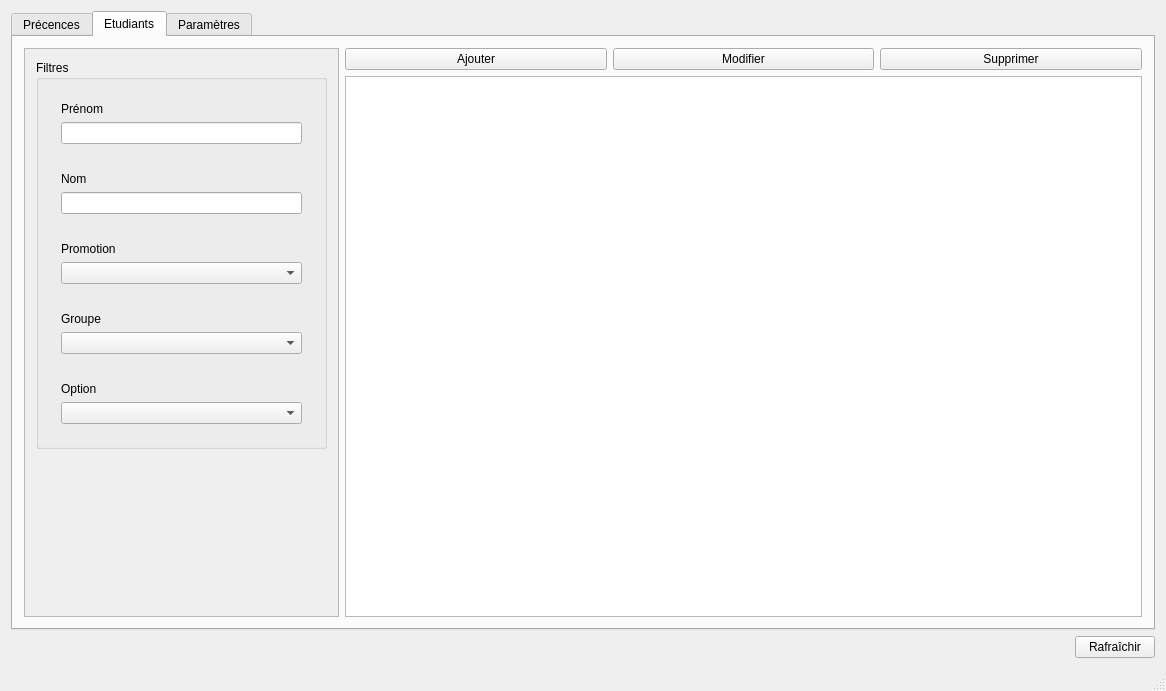
Old version of the form Badgeuse/mainwindow.ui in the repository louisthomaspro/badgeuse-polytech.
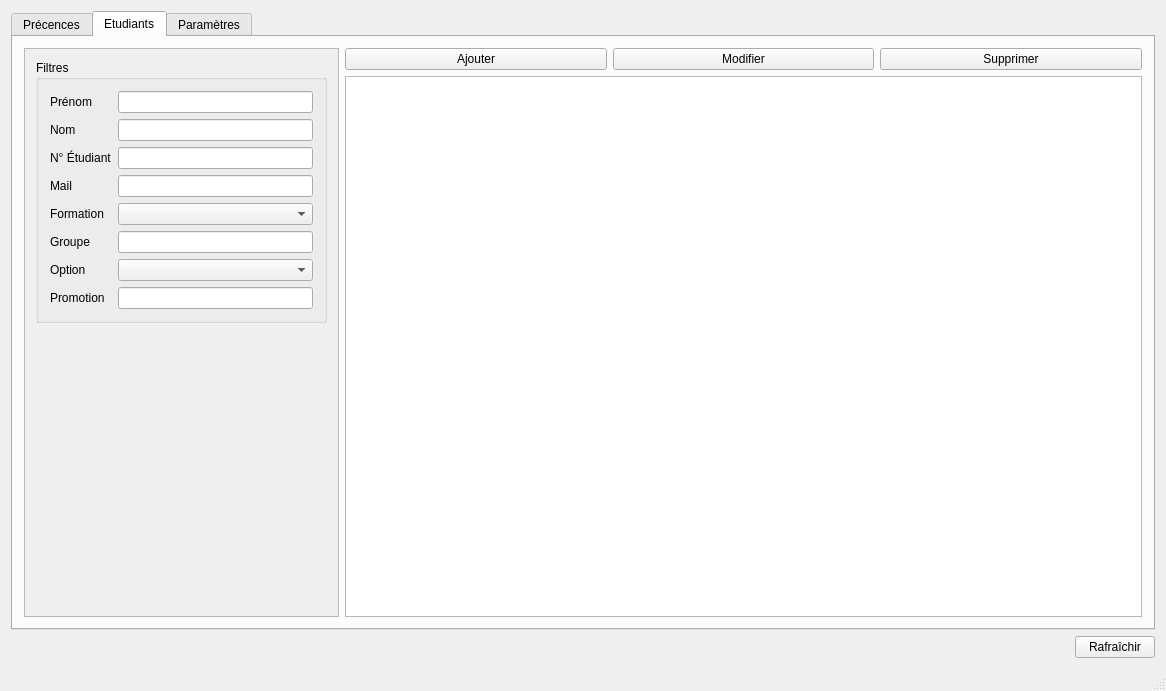
New version of the form. The open tabs and pages were chosen to show the change.

Patch:
```diff
--- a/Badgeuse/mainwindow.ui
+++ b/Badgeuse/mainwindow.ui
@@ -18,7 +18,7 @@
     <item>
      <widget class="QTabWidget" name="tabWidget">
       <property name="currentIndex">
-       <number>0</number>
+       <number>1</number>
       </property>
       <widget class="QWidget" name="tab">
        <attribute name="title">
@@ -98,49 +98,38 @@
                 <property name="title">
                  <string>Filtres</string>
                 </property>
-                <layout class="QVBoxLayout" name="verticalLayout_20">
-                 <item>
-                  <widget class="QFrame" name="frame_6">
-                   <layout class="QVBoxLayout" name="verticalLayout_16">
-                    <item>
+                <layout class="QFormLayout" name="formLayout">
+                 <item row="0" column="0">
                      <widget class="QLabel" name="label_6">
                       <property name="text">
                        <string>Prénom</string>
                       </property>
                      </widget>
                     </item>
-                    <item>
+                 <item row="0" column="1">
                      <widget class="QLineEdit" name="le_pf_firstname"/>
                     </item>
-                   </layout>
-                  </widget>
-                 </item>
-                 <item>
-                  <widget class="QFrame" name="frame_5">
-                   <layout class="QVBoxLayout" name="verticalLayout_13">
-                    <item>
+                 <item row="1" column="0">
                      <widget class="QLabel" name="label_5">
                       <property name="text">
                        <string>Nom</string>
                       </property>
                      </widget>
                     </item>
-                    <item>
+                 <item row="1" column="1">
                      <widget class="QLineEdit" name="le_pf_lastname"/>
                     </item>
-                   </layout>
+                 <item row="2" column="0">
+                  <widget class="QLabel" name="label_25">
+                   <property name="text">
+                    <string>N° Étudiant</string>
+                   </property>
                   </widget>
                  </item>
-                 <item>
-                  <widget class="QFrame" name="frame">
-                   <property name="frameShape">
-                    <enum>QFrame::NoFrame</enum>
-                   </property>
-                   <property name="frameShadow">
-                    <enum>QFrame::Plain</enum>
-                   </property>
-                   <layout class="QVBoxLayout" name="verticalLayout_4">
-                    <item>
+                 <item row="2" column="1">
+                  <widget class="QLineEdit" name="le_pf_studentnumber"/>
+                 </item>
+                 <item row="3" column="0">
                      <widget class="QLabel" name="label">
                       <property name="sizePolicy">
                        <sizepolicy hsizetype="Minimum" vsizetype="Minimum">
@@ -149,59 +138,22 @@
                        </sizepolicy>
                       </property>
                       <property name="text">
-                       <string>Promotion</string>
+                    <string>Formation</string>
                       </property>
                      </widget>
                     </item>
-                    <item>
-                     <widget class="QComboBox" name="comboBox_3"/>
-                    </item>
-                   </layout>
-                  </widget>
-                 </item>
-                 <item>
-                  <widget class="QFrame" name="frame">
-                   <layout class="QVBoxLayout" name="verticalLayout_5">
-                    <item>
+                 <item row="3" column="1">
+                  <widget class="QComboBox" name="cb_pf_training"/>
+                 </item>
+                 <item row="4" column="0">
                      <widget class="QLabel" name="label_2">
                       <property name="text">
                        <string>Groupe</string>
                       </property>
                      </widget>
                     </item>
-                    <item>
-                     <widget class="QComboBox" name="comboBox"/>
-                    </item>
-                   </layout>
-                  </widget>
-                 </item>
-                 <item>
-                  <widget class="QFrame" name="frame_2">
-                   <layout class="QVBoxLayout" name="verticalLayout_6">
-                    <item>
-                     <widget class="QLabel" name="label_3">
-                      <property name="text">
-                       <string>Option</string>
-                      </property>
-                     </widget>
-                    </item>
-                    <item>
-                     <widget class="QComboBox" name="comboBox_2"/>
-                    </item>
-                   </layout>
-                  </widget>
-                 </item>
-                 <item>
-                  <widget class="QFrame" name="frame_7">
-                   <property name="frameShape">
-                    <enum>QFrame::NoFrame</enum>
-                   </property>
-                   <property name="frameShadow">
-                    <enum>QFrame::Plain</enum>
-                   </property>
-                   <layout class="QVBoxLayout" name="verticalLayout_8">
-                    <item>
-                     <widget class="QGroupBox" name="groupBox_3">
+                 <item row="8" column="0" colspan="2">
+                  <widget class="QGroupBox" name="gb_pf_period">
                       <property name="title">
                        <string>Période</string>
                       </property>
@@ -220,7 +172,7 @@
                         </widget>
                        </item>
                        <item>
-                        <widget class="QDateEdit" name="dateEdit">
+                     <widget class="QDateEdit" name="de_pf_begindate">
                          <property name="calendarPopup">
                           <bool>true</bool>
                          </property>
@@ -234,7 +186,7 @@
                         </widget>
                        </item>
                        <item>
-                        <widget class="QDateEdit" name="dateEdit_2">
+                     <widget class="QDateEdit" name="de_pf_enddate">
                          <property name="calendarPopup">
                           <bool>true</bool>
                          </property>
@@ -243,7 +195,37 @@
                       </layout>
                      </widget>
                     </item>
-                   </layout>
+                 <item row="5" column="0">
+                  <widget class="QLabel" name="label_3">
+                   <property name="text">
+                    <string>Option</string>
+                   </property>
+                  </widget>
+                 </item>
+                 <item row="5" column="1">
+                  <widget class="QComboBox" name="cb_pf_option"/>
+                 </item>
+                 <item row="7" column="0">
+                  <widget class="QLabel" name="label_10">
+                   <property name="text">
+                    <string>Badgeuse</string>
+                   </property>
+                  </widget>
+                 </item>
+                 <item row="7" column="1">
+                  <widget class="QComboBox" name="cb_pf_cardreader"/>
+                 </item>
+                 <item row="4" column="1">
+                  <widget class="QLineEdit" name="le_pf_groupnumber"/>
+                 </item>
+                 <item row="6" column="1">
+                  <widget class="QLineEdit" name="le_pf_promotion"/>
+                 </item>
+                 <item row="6" column="0">
+                  <widget class="QLabel" name="label_11">
+                   <property name="text">
+                    <string>Promotion</string>
+                   </property>
                   </widget>
                  </item>
                 </layout>
@@ -297,103 +279,97 @@
                <height>571</height>
               </rect>
              </property>
-             <layout class="QVBoxLayout" name="verticalLayout_9">
+             <layout class="QVBoxLayout" name="verticalLayout_4">
               <item>
                <widget class="QGroupBox" name="groupBox_2">
                 <property name="title">
                  <string>Filtres</string>
                 </property>
-                <layout class="QVBoxLayout" name="verticalLayout_23">
-                 <item>
-                  <widget class="QFrame" name="frame_9">
-                   <layout class="QVBoxLayout" name="verticalLayout_21">
-                    <item>
-                     <widget class="QLabel" name="label_10">
-                      <property name="text">
-                       <string>Prénom</string>
-                      </property>
-                     </widget>
-                    </item>
-                    <item>
-                     <widget class="QLineEdit" name="lineEdit_4"/>
-                    </item>
-                   </layout>
-                  </widget>
-                 </item>
-                 <item>
-                  <widget class="QFrame" name="frame_10">
-                   <layout class="QVBoxLayout" name="verticalLayout_22">
-                    <item>
+                <layout class="QFormLayout" name="formLayout_3">
+                 <item row="0" column="0">
                      <widget class="QLabel" name="label_12">
                       <property name="text">
-                       <string>Nom</string>
+                    <string>Prénom</string>
                       </property>
                      </widget>
                     </item>
-                    <item>
-                     <widget class="QLineEdit" name="lineEdit_5"/>
-                    </item>
-                   </layout>
-                  </widget>
-                 </item>
-                 <item>
-                  <widget class="QFrame" name="frame_11">
-                   <property name="frameShape">
-                    <enum>QFrame::NoFrame</enum>
-                   </property>
-                   <property name="frameShadow">
-                    <enum>QFrame::Plain</enum>
-                   </property>
-                   <layout class="QVBoxLayout" name="verticalLayout_12">
-                    <item>
-                     <widget class="QLabel" name="label_14">
-                      <property name="sizePolicy">
-                       <sizepolicy hsizetype="Minimum" vsizetype="Minimum">
-                        <horstretch>0</horstretch>
-                        <verstretch>0</verstretch>
-                       </sizepolicy>
-                      </property>
-                      <property name="text">
-                       <string>Promotion</string>
-                      </property>
-                     </widget>
-                    </item>
-                    <item>
-                     <widget class="QComboBox" name="comboBox_7"/>
-                    </item>
-                   </layout>
-                  </widget>
-                 </item>
-                 <item>
-                  <widget class="QFrame" name="frame_3">
-                   <layout class="QVBoxLayout" name="verticalLayout_10">
-                    <item>
-                     <widget class="QLabel" name="label_11">
-                      <property name="text">
-                       <string>Groupe</string>
-                      </property>
-                     </widget>
-                    </item>
-                    <item>
-                     <widget class="QComboBox" name="comboBox_5"/>
-                    </item>
-                   </layout>
-                  </widget>
-                 </item>
-                 <item>
-                  <widget class="QFrame" name="frame_4">
-                   <layout class="QVBoxLayout" name="verticalLayout_11">
-                    <item>
+                 <item row="0" column="1">
+                  <widget class="QLineEdit" name="le_sf_firstname"/>
+                 </item>
+                 <item row="1" column="0">
                      <widget class="QLabel" name="label_13">
                       <property name="text">
+                    <string>Nom</string>
+                   </property>
+                  </widget>
+                 </item>
+                 <item row="1" column="1">
+                  <widget class="QLineEdit" name="le_sf_lastname"/>
+                 </item>
+                 <item row="2" column="0">
+                  <widget class="QLabel" name="label_26">
+                   <property name="text">
+                    <string>N° Étudiant</string>
+                   </property>
+                  </widget>
+                 </item>
+                 <item row="2" column="1">
+                  <widget class="QLineEdit" name="le_sf_studentnumber"/>
+                 </item>
+                 <item row="4" column="0">
+                  <widget class="QLabel" name="label_14">
+                   <property name="sizePolicy">
+                    <sizepolicy hsizetype="Minimum" vsizetype="Minimum">
+                     <horstretch>0</horstretch>
+                     <verstretch>0</verstretch>
+                    </sizepolicy>
+                   </property>
+                   <property name="text">
+                    <string>Formation</string>
+                   </property>
+                  </widget>
+                 </item>
+                 <item row="4" column="1">
+                  <widget class="QComboBox" name="cb_sf_training"/>
+                 </item>
+                 <item row="5" column="0">
+                  <widget class="QLabel" name="label_27">
+                   <property name="text">
+                    <string>Groupe</string>
+                   </property>
+                  </widget>
+                 </item>
+                 <item row="5" column="1">
+                  <widget class="QLineEdit" name="le_sf_groupnumber"/>
+                 </item>
+                 <item row="6" column="0">
+                  <widget class="QLabel" name="label_30">
+                   <property name="text">
                        <string>Option</string>
                       </property>
                      </widget>
                     </item>
-                    <item>
-                     <widget class="QComboBox" name="comboBox_6"/>
-                    </item>
-                   </layout>
+                 <item row="6" column="1">
+                  <widget class="QComboBox" name="cb_sf_option"/>
+                 </item>
+                 <item row="7" column="0">
+                  <widget class="QLabel" name="label_32">
+                   <property name="text">
+                    <string>Promotion</string>
+                   </property>
+                  </widget>
+                 </item>
+                 <item row="7" column="1">
+                  <widget class="QLineEdit" name="le_sf_promotion"/>
+                 </item>
+                 <item row="3" column="1">
+                  <widget class="QLineEdit" name="le_sf_mail"/>
+                 </item>
+                 <item row="3" column="0">
+                  <widget class="QLabel" name="label_28">
+                   <property name="text">
+                    <string>Mail</string>
+                   </property>
                   </widget>
                  </item>
                 </layout>
```
Lines whose indentation alone changed are shown as unchanged.
